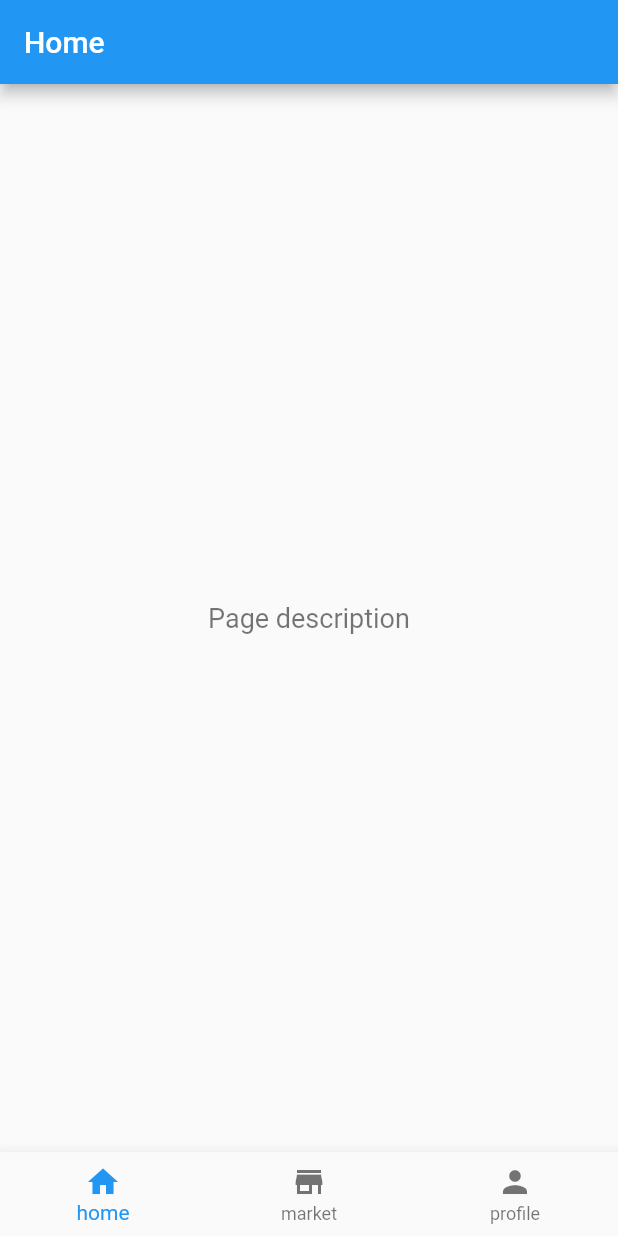
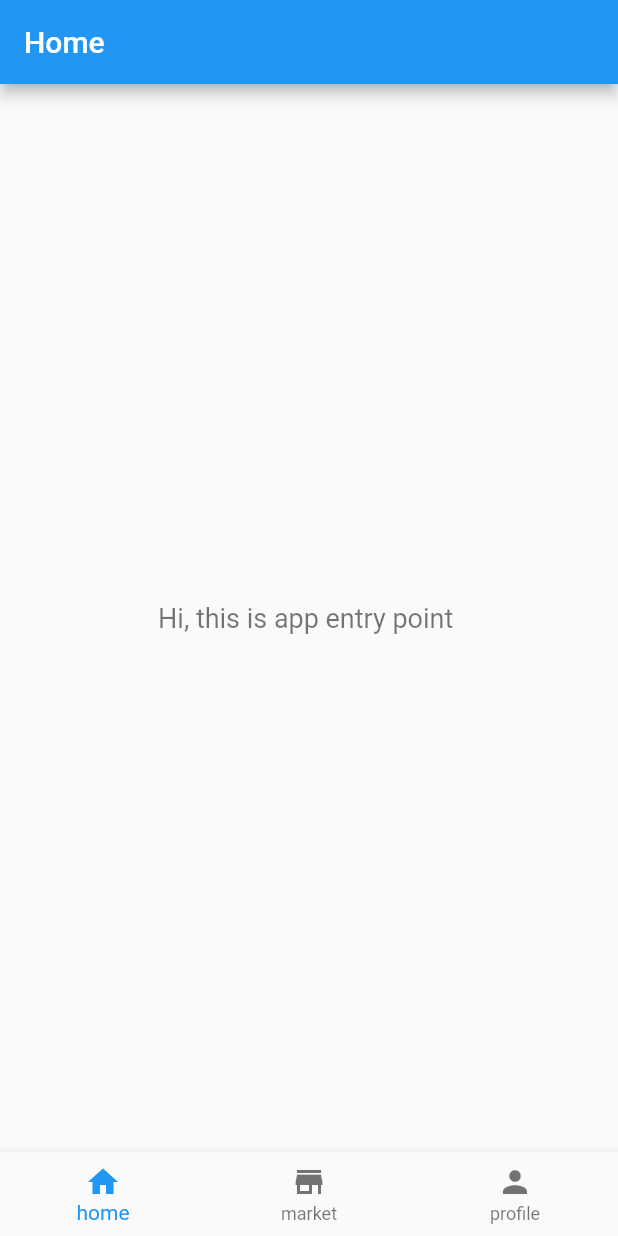
Before and after one commit to tohami/flutter_sample, a Flutter app: the screen it shows after launch, on a phone screen of 412 x 824 dp. Run offline on Flutter 3.47's test engine with Material 2 defaults, Android fonts, the phone set to English and light mode, and no system bars.

Commit message:
Revert "refactor the code for session"
This reverts commit 84c54264

```diff
--- a/lib/main.dart
+++ b/lib/main.dart
@@ -1,5 +1,4 @@
 import 'package:flutter/material.dart';
-import 'page/home_page.dart';
 
 void main() => runApp(MyApp());
 
@@ -14,3 +13,99 @@ class MyApp extends StatelessWidget {
     );
   }
 }
+
+class HomePage extends StatefulWidget {
+
+  @override
+  _HomePageState createState() => _HomePageState();
+
+}
+
+class _HomePageState extends State<HomePage> {
+  int _currentPageIndex = 0;
+
+  List<PageInfo> pagesInfo = [
+    PageInfo(
+      "Home" ,
+      "Hi, this is app entry point "
+    ) ,
+    PageInfo(
+        "Market" ,
+        "Find our best items with best price"
+    ),
+    PageInfo(
+        "Profile" ,
+        "View and edit your profile info"
+    )
+  ];
+
+
+  void _setCurrentPage(int pageIndex) {
+    // This call to setState tells the Flutter framework that something has
+    // changed in this State, which causes it to rerun the build method below
+    // so that the display can reflect the updated values.
+    setState(() {
+      this._currentPageIndex = pageIndex;
+    });
+  }
+
+  @override
+  Widget build(BuildContext context) {
+
+    return Scaffold(
+      appBar: AppBar(
+
+        title: Text( pagesInfo[_currentPageIndex].title ),
+        actions: <Widget>[
+          _currentPageIndex !=0 ? IconButton(
+            icon: Icon(Icons.home),
+            onPressed: () {
+              _setCurrentPage(0) ;
+            },
+          ) : Container()
+        ],
+      ),
+
+      bottomNavigationBar: BottomNavigationBar(
+        currentIndex: _currentPageIndex,
+        items: <BottomNavigationBarItem>[
+          BottomNavigationBarItem(
+              icon: Icon(Icons.home) ,
+              title: Text("home") ,
+          ) ,
+          BottomNavigationBarItem(
+              icon: Icon(Icons.store) ,
+              title: Text("market")
+          ) ,
+          BottomNavigationBarItem(
+              icon: Icon(Icons.person) ,
+              title: Text("profile")
+          )
+        ],
+        onTap: (index){
+          _setCurrentPage(index) ;
+        },
+      ),
+
+      body: Center(
+        child: Text(
+          pagesInfo[_currentPageIndex].description,
+          style: TextStyle(
+            fontSize: 18 ,
+            color: Colors.black54
+          ),
+        ),
+      ),
+    );
+  }
+}
+
+class PageInfo {
+  String title ;
+  String description ;
+
+  PageInfo(String title, String description){
+    this.title = title ;
+    this.description = description ;
+  }
+}
--- a/lib/model/PageInfo.dart
+++ /dev/null
@@ -1,9 +0,0 @@
-class PageInfo {
-  String title ;
-  String description ;
-
-  PageInfo(String title, String description){
-    this.title = title ;
-    this.description = description ;
-  }
-}
--- a/lib/page/home_page.dart
+++ /dev/null
@@ -1,86 +0,0 @@
-
-import 'package:flutter/material.dart';
-import 'package:sample_one/model/PageInfo.dart';
-
-class HomePage extends StatefulWidget {
-
-  @override
-  _HomePageState createState() => _HomePageState();
-
-}
-
-class _HomePageState extends State<HomePage> {
-
-  //todo define the state
-
-  List<PageInfo> pagesInfo = [
-    PageInfo(
-        "Home" ,
-        "Hi, this is app entry point "
-    ) ,
-    PageInfo(
-        "Market" ,
-        "Find our best items with best price"
-    ),
-    PageInfo(
-        "Profile" ,
-        "View and edit your profile info"
-    )
-  ];
-
-
-  void _setCurrentPage(int pageIndex) {
-    // This call to setState tells the Flutter framework that something has
-    // changed in this State, which causes it to rerun the build method below
-    // so that the display can reflect the updated values.
-    //todo use setState to update the state and rebuild the widget
-  }
-
-  @override
-  Widget build(BuildContext context) {
-
-    return Scaffold(
-      appBar: AppBar(
-        //todo use the dynamic state to set the valid appBar title based on current tab
-        title: Text("Home"),
-
-        actions: <Widget>[
-          //todo use the state to show home icon if current tab is not the home
-           Container()
-        ],
-      ),
-
-      bottomNavigationBar: BottomNavigationBar(
-        //todo use the state to set the current selected index
-        items: <BottomNavigationBarItem>[
-          BottomNavigationBarItem(
-            icon: Icon(Icons.home) ,
-            title: Text("home") ,
-          ) ,
-          BottomNavigationBarItem(
-              icon: Icon(Icons.store) ,
-              title: Text("market")
-          ) ,
-          BottomNavigationBarItem(
-              icon: Icon(Icons.person) ,
-              title: Text("profile")
-          )
-        ],
-        onTap: (index){
-          _setCurrentPage(index) ;
-        },
-      ),
-
-      body: Center(
-        child: Text(
-          //todo replace the static text with valid bage discription based on current selected tab
-          "Page description",
-          style: TextStyle(
-              fontSize: 18 ,
-              color: Colors.black54
-          ),
-        ),
-      ),
-    );
-  }
-}
```
